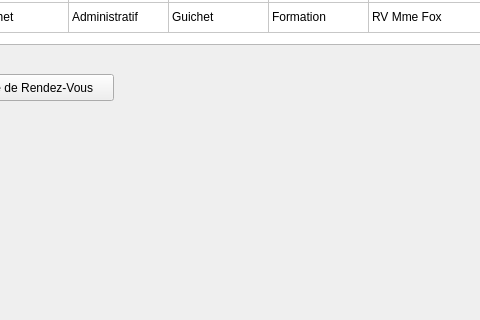
Qt form Fenetres/Agenda/agenda-vueQuotidienne.ui (H4413/SOA) before a commit; both pictures show x 87 to 567 and y 446 to 766 of the 1082 by 868 pixel window.
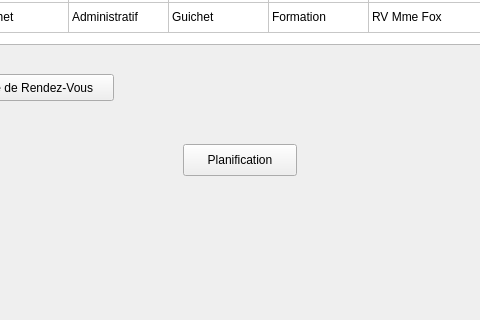
The same form after that commit.

Commit message: fenêtres

What changed in the file:
```diff
--- a/Fenetres/Agenda/agenda-vueQuotidienne.ui
+++ b/Fenetres/Agenda/agenda-vueQuotidienne.ui
@@ -487,6 +487,19 @@
      </property>
     </widget>
    </widget>
+   <widget class="QPushButton" name="pushButton_8">
+    <property name="geometry">
+     <rect>
+      <x>270</x>
+      <y>590</y>
+      <width>114</width>
+      <height>32</height>
+     </rect>
+    </property>
+    <property name="text">
+     <string>Planification</string>
+    </property>
+   </widget>
   </widget>
   <widget class="QMenuBar" name="menubar">
    <property name="geometry">
```
Left out of the diff: 8 changed lines with no effect on the pictures. The commit also changes 1 other file.
